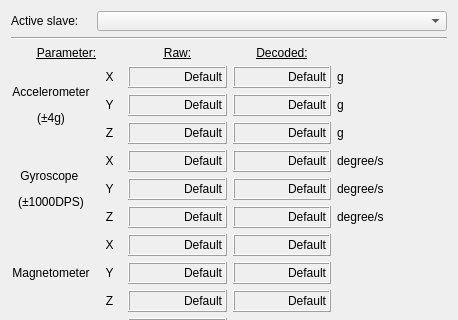
First picture: the form in ui/w_gossip.ui, repository JFDuval/flexsea-plan, before the edit; both pictures show x 0 to 458 and y 0 to 320 of the 458 by 548 pixel window.
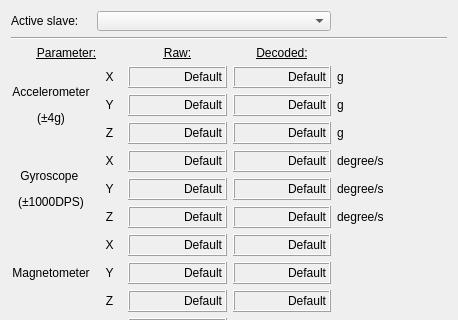
Second picture: the form after the edit.

Patch:
```diff
--- a/ui/w_gossip.ui
+++ b/ui/w_gossip.ui
@@ -1940,7 +1940,7 @@
        </property>
       </widget>
      </item>
-     <item row="0" column="1" colspan="4">
+     <item row="0" column="1" colspan="3">
       <widget class="QComboBox" name="comboBox_slave">
        <property name="sizePolicy">
         <sizepolicy hsizetype="Preferred" vsizetype="Preferred">
```
